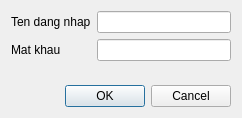
First picture: the form in login.ui, repository xdien/tcmr, before the edit.
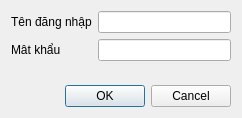
Second picture: the form after the edit.

Diff of the .ui file:
```diff
--- a/login.ui
+++ b/login.ui
@@ -19,14 +19,14 @@
      <item row="0" column="0">
       <widget class="QLabel" name="label">
        <property name="text">
-        <string>Ten dang nhap</string>
+        <string>Tên đăng nhập</string>
        </property>
       </widget>
      </item>
      <item row="1" column="0">
       <widget class="QLabel" name="label_2">
        <property name="text">
-        <string>Mat khau</string>
+        <string>Mât khẩu</string>
        </property>
       </widget>
      </item>
```
